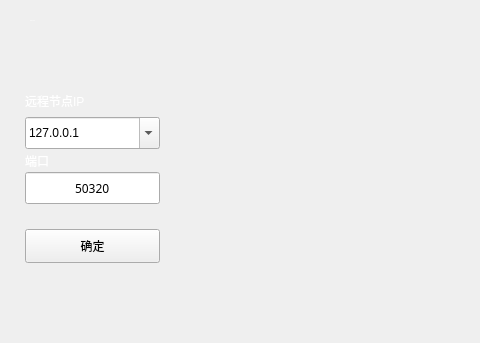
Old version of the form LNKWallet/LightModeConfig.ui in the repository HcashOrg/hx-indicator; both pictures show x 0 to 480 and y 137 to 480 of the 680 by 480 pixel window.
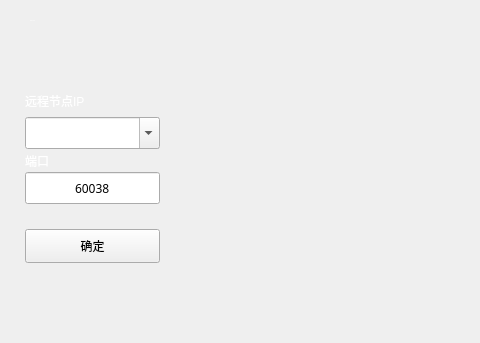
New version of the form.

```diff
--- a/LNKWallet/LightModeConfig.ui
+++ b/LNKWallet/LightModeConfig.ui
@@ -13,30 +13,6 @@
   <property name="windowTitle">
    <string>Form</string>
   </property>
-  <widget class="QLabel" name="tipLabel">
-   <property name="geometry">
-    <rect>
-     <x>23</x>
-     <y>319</y>
-     <width>200</width>
-     <height>20</height>
-    </rect>
-   </property>
-   <property name="font">
-    <font>
-     <family>Microsoft YaHei UI Light</family>
-    </font>
-   </property>
-   <property name="styleSheet">
-    <string notr="true">color: rgb(255,34,76);</string>
-   </property>
-   <property name="text">
-    <string/>
-   </property>
-   <property name="alignment">
-    <set>Qt::AlignLeading|Qt::AlignLeft|Qt::AlignVCenter</set>
-   </property>
-  </widget>
   <widget class="QToolButton" name="enterBtn">
    <property name="geometry">
     <rect>
@@ -168,7 +144,7 @@
     <string notr="true"/>
    </property>
    <property name="text">
-    <string>50320</string>
+    <string>60038</string>
    </property>
    <property name="echoMode">
     <enum>QLineEdit::Normal</enum>
@@ -226,11 +202,6 @@
    <property name="editable">
     <bool>true</bool>
    </property>
-   <item>
-    <property name="text">
-     <string>127.0.0.1</string>
-    </property>
-   </item>
   </widget>
  </widget>
  <resources/>
```
